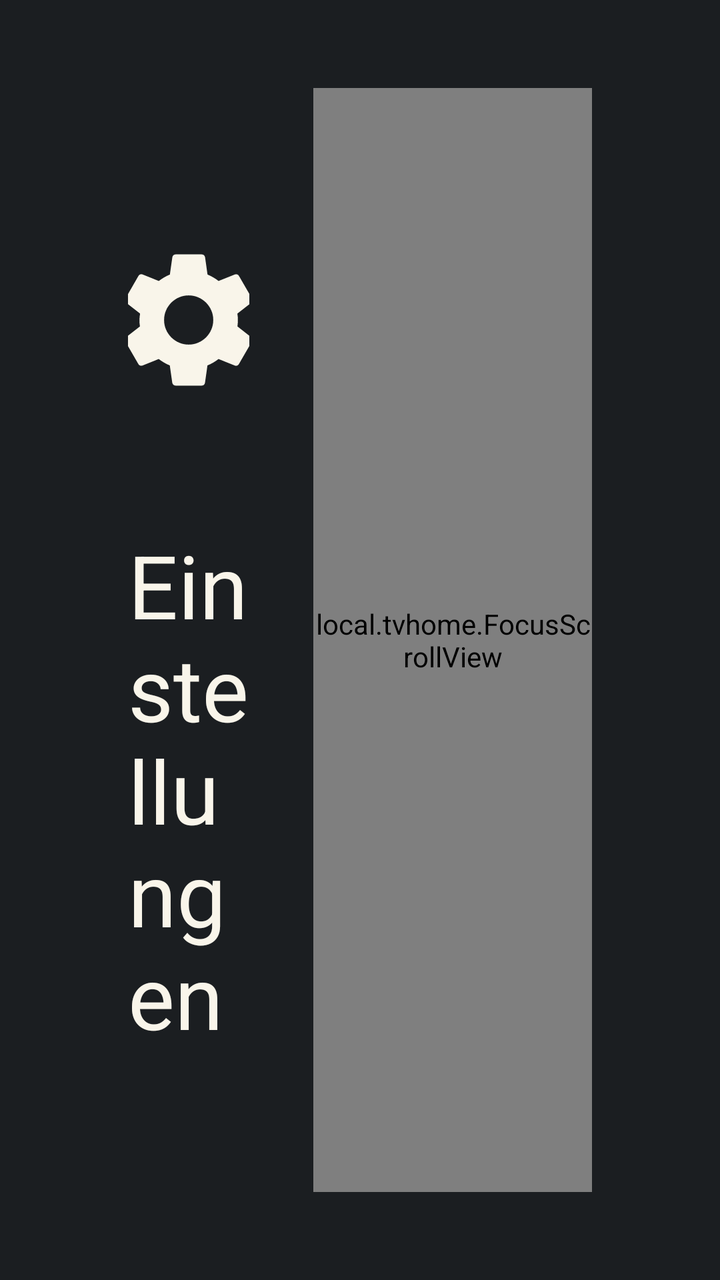
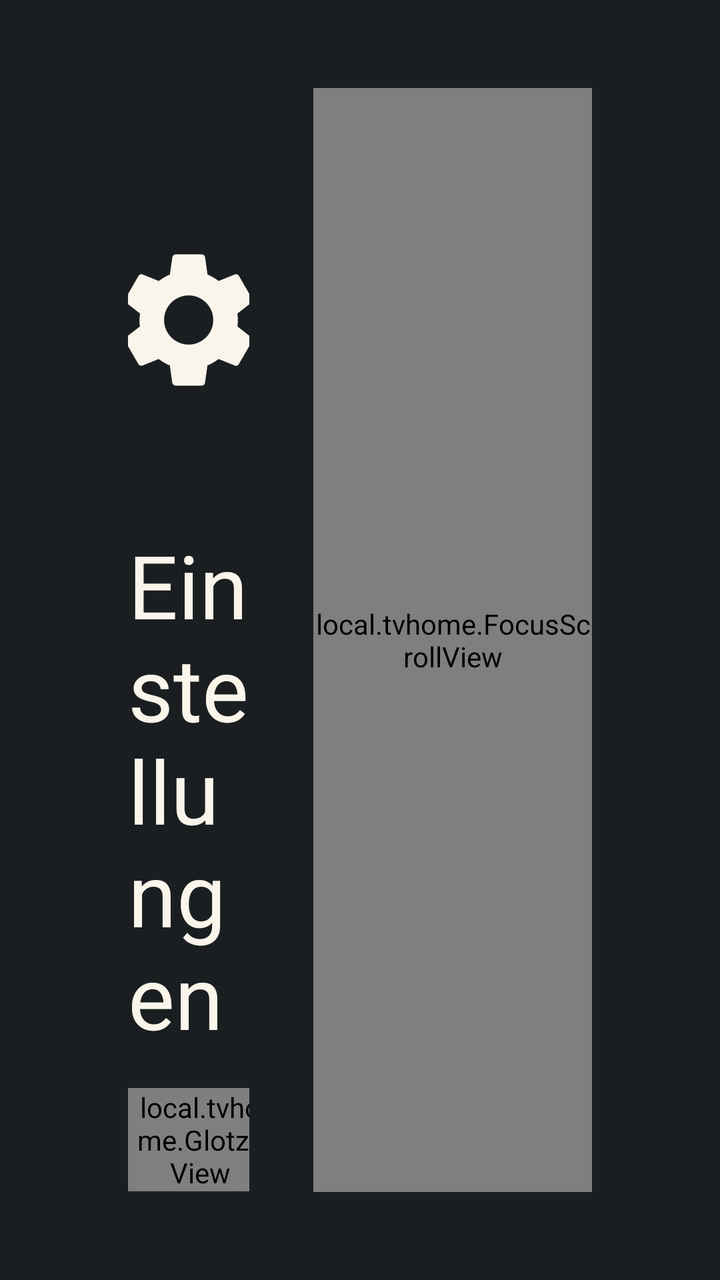

Two renders of the same Android screen: before a commit and after it. Below are the layout's source before the change and the commit's diff.
<!-- AndroidManifest.xml: application theme HomeTheme -->
<!-- res/layout/activity_settings.xml -->
<?xml version="1.0" encoding="utf-8"?>
<LinearLayout xmlns:android="http://schemas.android.com/apk/res/android"
    android:background="@color/surface_ground"
    android:layout_width="match_parent"
    android:layout_height="match_parent"
    android:orientation="horizontal"
    android:paddingBottom="@dimen/settings_margin_vertical"
    android:paddingLeft="@dimen/settings_margin_horizontal"
    android:paddingRight="@dimen/settings_margin_horizontal"
    android:paddingTop="@dimen/settings_margin_vertical">

    <LinearLayout
        android:layout_width="0dp"
        android:layout_height="match_parent"
        android:layout_weight="2"
        android:gravity="center"
        android:orientation="vertical"
        android:paddingRight="32dp">

        <FrameLayout
            android:id="@+id/settings_badge"
            android:layout_width="@dimen/settings_badge"
            android:layout_height="@dimen/settings_badge">

            <ImageView
                android:layout_width="match_parent"
                android:layout_height="match_parent"
                android:importantForAccessibility="no"
                android:padding="34dp"
                android:src="@drawable/ic_settings" />
        </FrameLayout>

        <TextView
            android:layout_width="wrap_content"
            android:layout_height="wrap_content"
            android:layout_marginTop="28dp"
            android:tag="display"
            android:text="@string/settings_title"
            android:textColor="@color/text_primary"
            android:textSize="44sp" />

        <TextView
            android:id="@+id/settings_device"
            android:layout_width="wrap_content"
            android:layout_height="wrap_content"
            android:layout_marginTop="6dp"
            android:gravity="center"
            android:textColor="@color/text_muted"
            android:textSize="16sp" />
    </LinearLayout>

    <FrameLayout
        android:layout_width="0dp"
        android:layout_height="match_parent"
        android:layout_weight="3">

        <local.tvhome.FocusScrollView
            android:id="@+id/settings_scroller"
            android:layout_width="match_parent"
            android:layout_height="match_parent"
            android:fadingEdgeLength="@dimen/tiles_fade"
            android:overScrollMode="never"
            android:requiresFadingEdge="vertical"
            android:scrollbars="none">

            <LinearLayout
                android:id="@+id/settings_rows"
                android:paddingLeft="@dimen/row_lift_room"
                android:paddingRight="@dimen/row_lift_room"
                android:layout_width="match_parent"
                android:layout_height="wrap_content"
                android:clipChildren="false"
                android:clipToPadding="false"
                android:orientation="vertical"
                android:paddingBottom="16dp"
                android:paddingTop="6dp" />
        </local.tvhome.FocusScrollView>
    </FrameLayout>
</LinearLayout>
<!-- resources referenced by this layout -->
<resources>
  <color name="surface_ground">#FF1B1E21</color>
  <color name="text_muted">#FF9EA3A9</color>
  <color name="text_primary">#FFF9F5EA</color>
  <dimen name="row_lift_room">14dp</dimen>
  <dimen name="settings_badge">150dp</dimen>
  <dimen name="settings_margin_horizontal">64dp</dimen>
  <dimen name="settings_margin_vertical">44dp</dimen>
  <dimen name="tiles_fade">26dp</dimen>
  <!-- drawable ic_settings (drawable) -->
  <?xml version="1.0" encoding="utf-8"?>
  <vector xmlns:android="http://schemas.android.com/apk/res/android"
      android:width="24dp"
      android:height="24dp"
      android:viewportWidth="24"
      android:viewportHeight="24">
      <path android:fillColor="@color/text_primary" android:pathData="M19.14,12.94c0.04,-0.3 0.06,-0.61 0.06,-0.94c0,-0.32 -0.02,-0.64 -0.07,-0.94l2.03,-1.58c0.18,-0.14 0.23,-0.41 0.12,-0.61l-1.92,-3.32c-0.12,-0.22 -0.37,-0.29 -0.59,-0.22l-2.39,0.96c-0.5,-0.38 -1.03,-0.7 -1.62,-0.94L14.4,2.81c-0.04,-0.24 -0.24,-0.41 -0.48,-0.41h-3.84c-0.24,0 -0.43,0.17 -0.47,0.41L9.25,5.35C8.66,5.59 8.12,5.92 7.63,6.29L5.24,5.33c-0.22,-0.08 -0.47,0 -0.59,0.22L2.74,8.87C2.62,9.08 2.66,9.34 2.86,9.48l2.03,1.58C4.84,11.36 4.8,11.69 4.8,12s0.02,0.64 0.07,0.94l-2.03,1.58c-0.18,0.14 -0.23,0.41 -0.12,0.61l1.92,3.32c0.12,0.22 0.37,0.29 0.59,0.22l2.39,-0.96c0.5,0.38 1.03,0.7 1.62,0.94l0.36,2.54c0.05,0.24 0.24,0.41 0.48,0.41h3.84c0.24,0 0.44,-0.17 0.47,-0.41l0.36,-2.54c0.59,-0.24 1.13,-0.56 1.62,-0.94l2.39,0.96c0.22,0.08 0.47,0 0.59,-0.22l1.92,-3.32c0.12,-0.22 0.07,-0.47 -0.12,-0.61L19.14,12.94zM12,15.6c-1.98,0 -3.6,-1.62 -3.6,-3.6s1.62,-3.6 3.6,-3.6s3.6,1.62 3.6,3.6S13.98,15.6 12,15.6z" />
  </vector>
  <string name="settings_title">Einstellungen</string>
  <style name="HomeTheme" parent="@android:style/Theme.Material.NoActionBar.Fullscreen">
          <item name="android:windowBackground">@color/surface_ground</item>
          <item name="android:windowShowWallpaper">false</item>
          <item name="android:windowAnimationStyle">@style/ScreenTransitions</item>
          <item name="android:soundEffectsEnabled">false</item>
          <item name="android:defaultFocusHighlightEnabled">false</item>
      </style>
  <style name="ScreenTransitions" parent="@android:style/Animation.Activity">
          <item name="android:activityOpenEnterAnimation">@anim/screen_in</item>
          <item name="android:activityOpenExitAnimation">@anim/screen_out</item>
          <item name="android:activityCloseEnterAnimation">@anim/screen_in</item>
          <item name="android:activityCloseExitAnimation">@anim/screen_out</item>
          <item name="android:taskToFrontEnterAnimation">@anim/screen_in</item>
          <item name="android:taskToFrontExitAnimation">@anim/screen_out</item>
      </style>
</resources>

<!-- the commit's change to res/layout/activity_settings.xml (unified diff, before → after) -->
@@ -9,45 +9,85 @@
     android:paddingRight="@dimen/settings_margin_horizontal"
     android:paddingTop="@dimen/settings_margin_vertical">
 
-    <LinearLayout
+    <FrameLayout
         android:layout_width="0dp"
         android:layout_height="match_parent"
         android:layout_weight="2"
-        android:gravity="center"
-        android:orientation="vertical"
         android:paddingRight="32dp">
 
-        <FrameLayout
-            android:id="@+id/settings_badge"
-            android:layout_width="@dimen/settings_badge"
-            android:layout_height="@dimen/settings_badge">
+        <LinearLayout
+            android:layout_width="match_parent"
+            android:layout_height="match_parent"
+            android:gravity="center"
+            android:orientation="vertical">
 
-            <ImageView
-                android:layout_width="match_parent"
-                android:layout_height="match_parent"
-                android:importantForAccessibility="no"
-                android:padding="34dp"
-                android:src="@drawable/ic_settings" />
-        </FrameLayout>
+            <FrameLayout
+                android:id="@+id/settings_badge"
+                android:layout_width="@dimen/settings_badge"
+                android:layout_height="@dimen/settings_badge">
 
-        <TextView
+                <ImageView
+                    android:layout_width="match_parent"
+                    android:layout_height="match_parent"
+                    android:importantForAccessibility="no"
+                    android:padding="34dp"
+                    android:src="@drawable/ic_settings" />
+            </FrameLayout>
+
+            <TextView
+                android:layout_width="wrap_content"
+                android:layout_height="wrap_content"
+                android:layout_marginTop="28dp"
+                android:tag="display"
+                android:text="@string/settings_title"
+                android:textColor="@color/text_primary"
+                android:textSize="44sp" />
+
+            <TextView
+                android:id="@+id/settings_device"
+                android:layout_width="wrap_content"
+                android:layout_height="wrap_content"
+                android:layout_marginTop="6dp"
+                android:gravity="center"
+                android:textColor="@color/text_muted"
+                android:textSize="16sp" />
+        </LinearLayout>
+
+        
+        <LinearLayout
             android:layout_width="wrap_content"
             android:layout_height="wrap_content"
-            android:layout_marginTop="28dp"
-            android:tag="display"
-            android:text="@string/settings_title"
-            android:textColor="@color/text_primary"
-            android:textSize="44sp" />
+            android:layout_gravity="bottom|center_horizontal"
+            android:gravity="center_vertical"
+            android:orientation="horizontal">
 
-        <TextView
-            android:id="@+id/settings_device"
-            android:layout_width="wrap_content"
-            android:layout_height="wrap_content"
-            android:layout_marginTop="6dp"
-            android:gravity="center"
-            android:textColor="@color/text_muted"
-            android:textSize="16sp" />
-    </LinearLayout>
+            <local.tvhome.GlotzeView
+                android:id="@+id/settings_glotze"
+                android:layout_width="@dimen/settings_mascot_width"
+                android:layout_height="wrap_content" />
+
+            <LinearLayout
+                android:layout_width="wrap_content"
+                android:layout_height="wrap_content"
+                android:layout_marginLeft="@dimen/settings_brand_gap"
+                android:orientation="vertical">
+
+                <ImageView
+                    android:layout_width="@dimen/settings_wordmark_width"
+                    android:layout_height="@dimen/settings_wordmark_height"
+                    android:importantForAccessibility="no"
+                    android:src="@drawable/glotze_wordmark" />
+
+                <TextView
+                    android:id="@+id/settings_version"
+                    android:layout_width="wrap_content"
+                    android:layout_height="wrap_content"
+                    android:layout_marginLeft="@dimen/settings_version_inset"
+                    android:textColor="@color/text_muted"
+                    android:textSize="14sp" />
+            </LinearLayout>
+        </LinearLayout>
+    </FrameLayout>
 
     <FrameLayout
         android:layout_width="0dp"
<!-- resource entries referenced after the edit -->
@@ -5,9 +5,15 @@
   <color name="text_primary">#FFF9F5EA</color>
   <dimen name="row_lift_room">14dp</dimen>
   <dimen name="settings_badge">150dp</dimen>
+  <dimen name="settings_brand_gap">14dp</dimen>
   <dimen name="settings_margin_horizontal">64dp</dimen>
   <dimen name="settings_margin_vertical">44dp</dimen>
+  <dimen name="settings_mascot_width">72dp</dimen>
+  <dimen name="settings_version_inset">2dp</dimen>
+  <dimen name="settings_wordmark_height">33dp</dimen>
+  <dimen name="settings_wordmark_width">100dp</dimen>
   <dimen name="tiles_fade">26dp</dimen>
+  <!-- drawable glotze_wordmark: vector/xml drawable (drawable, 13721 chars, omitted) -->
   <!-- drawable ic_settings (drawable) -->
   <?xml version="1.0" encoding="utf-8"?>
   <vector xmlns:android="http://schemas.android.com/apk/res/android"
